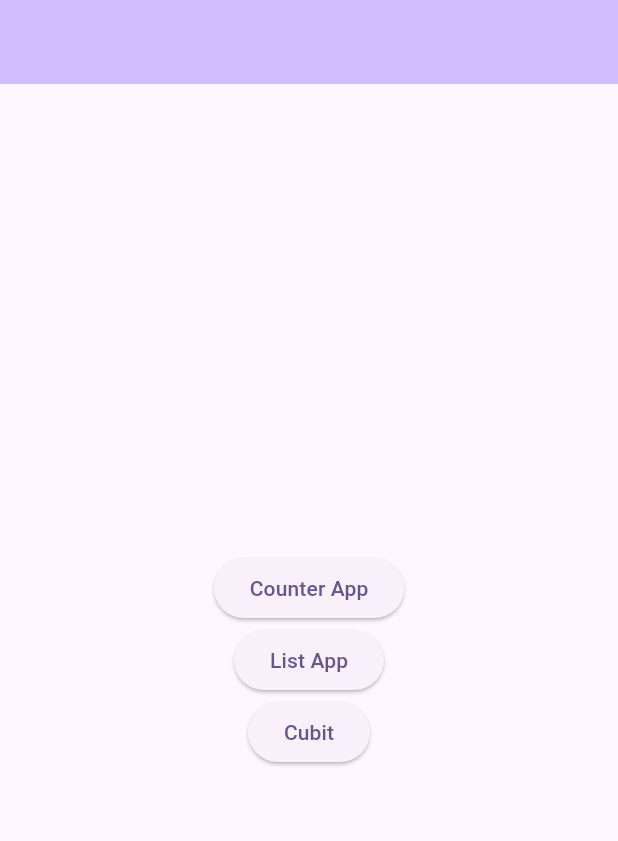
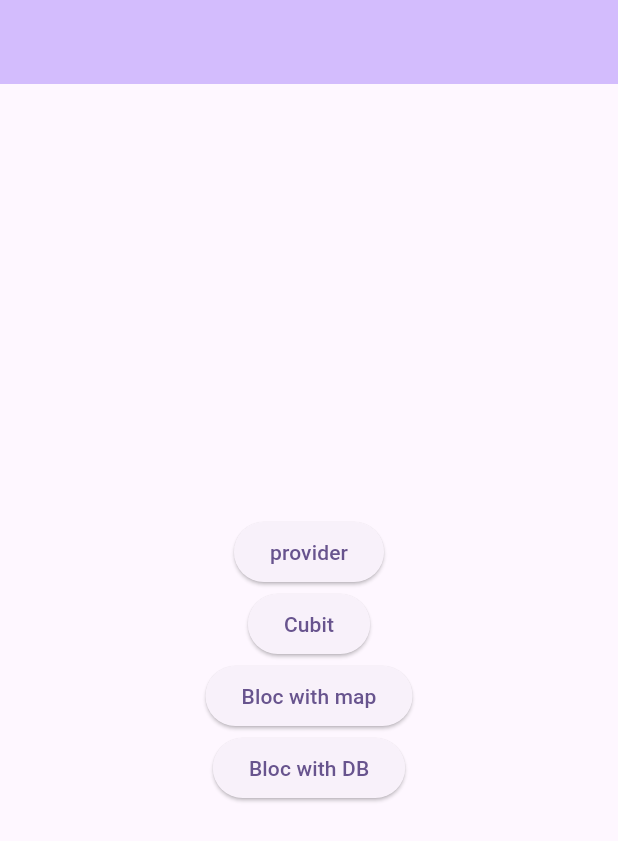
Before and after one commit to bharat-io/state_managment, a Flutter app: the screen it shows after launch, on a phone screen of 412 x 824 dp. Shown: the top 841 px of the screen. Run offline on Flutter 3.47's test engine with Material 3 defaults, Android fonts, the phone set to English and light mode, and no system bars; our stand-ins replace flutter_bloc, sqflite; missing offline and left inert: dart:ffi; accounts and stored records are empty.

Commit message:
bloc with db

```diff
--- /dev/null
+++ b/lib/bloc with Db/bloc/todo_bloc.dart
@@ -0,0 +1,51 @@
+import 'package:counter_app/bloc%20with%20Db/bloc/todo_event.dart';
+import 'package:counter_app/bloc%20with%20Db/bloc/todo_state.dart';
+import 'package:counter_app/bloc%20with%20Db/database/db_service.dart';
+import 'package:flutter_bloc/flutter_bloc.dart';
+import 'package:sqflite/sqflite.dart';
+
+class TodoBloc extends Bloc<TodoEvent, TodoState> {
+  TodoBloc() : super(TodoState(todoData: [])) {
+    DbService dbService = DbService.getInstance();
+
+    on<FetchTodo>(
+      (event, emit) async {
+        List<Map<String, dynamic>> allTodos = await dbService.fetchData();
+        emit(TodoState(todoData: allTodos));
+      },
+    );
+
+    on<AddTodo>(
+      (event, emit) async {
+        bool success = await dbService.addData(
+            title: event.title, description: event.description);
+        if (success) {
+          List<Map<String, dynamic>> allTodos = await dbService.fetchData();
+          emit(TodoState(todoData: allTodos));
+        }
+      },
+    );
+    on<UpdateTodo>(
+      (event, emit) async {
+        bool isSuccess = await dbService.updateData(
+            title: event.title, description: event.description, id: event.id);
+
+        if (isSuccess) {
+          List<Map<String, dynamic>> updatedTodos = await dbService.fetchData();
+          emit(TodoState(todoData: updatedTodos));
+        }
+      },
+    );
+
+    on<DeleteTodo>(
+      (event, emit) async {
+        bool isSuccess = await dbService.deleteData(id: event.id);
+
+        if (isSuccess) {
+          List<Map<String, dynamic>> updatedTodos = await dbService.fetchData();
+          emit(TodoState(todoData: updatedTodos));
+        }
+      },
+    );
+  }
+}
--- /dev/null
+++ b/lib/bloc with Db/bloc/todo_event.dart
@@ -0,0 +1,26 @@
+class TodoEvent {}
+
+class FetchTodo extends TodoEvent {
+  // FetchTodo({required this.todoData});
+  // List<Map<String, dynamic>> todoData;
+}
+
+class AddTodo extends TodoEvent {
+  AddTodo({required this.title, required this.description});
+  final String title;
+  final String description;
+}
+
+class UpdateTodo extends TodoEvent {
+  UpdateTodo(
+      {required this.title, required this.description, required this.id});
+  final String title;
+  final String description;
+  final int id;
+}
+
+class DeleteTodo extends TodoEvent {
+  DeleteTodo({required this.id});
+
+  final int id;
+}
--- /dev/null
+++ b/lib/bloc with Db/bloc/todo_state.dart
@@ -0,0 +1,4 @@
+class TodoState {
+  TodoState({required this.todoData});
+  List<Map<String, dynamic>> todoData;
+}
--- /dev/null
+++ b/lib/bloc with map/database/note_bloc/note_bloc.dart
@@ -0,0 +1,27 @@
+import 'package:counter_app/bloc%20with%20map/database/note_bloc/note_event.dart';
+import 'package:counter_app/bloc%20with%20map/database/note_bloc/note_state.dart';
+import 'package:flutter_bloc/flutter_bloc.dart';
+
+class NoteBloc extends Bloc<NoteEvent, NoteState> {
+  NoteBloc() : super(NoteState(noteList: [])) {
+    on<AddNoteEvent>(
+      (event, emit) {
+        List<Map<String, dynamic>> initialData = state.noteList;
+        initialData.add(event.noteData);
+        emit(NoteState(noteList: initialData));
+      },
+    );
+
+    on<UpdateNoteEvent>((event, emit) {
+      List<Map<String, dynamic>> updatedNotes = state.noteList;
+      updatedNotes[event.index] = event.noteData;
+      emit(NoteState(noteList: updatedNotes));
+    });
+
+    on<DeleteNoteEvent>((event, emit) {
+      List<Map<String, dynamic>> initialData = state.noteList;
+      initialData.removeAt(event.index);
+      emit(NoteState(noteList: initialData));
+    });
+  }
+}
--- /dev/null
+++ b/lib/bloc with map/database/note_bloc/note_event.dart
@@ -0,0 +1,19 @@
+import 'package:flutter/material.dart';
+
+abstract class NoteEvent {}
+
+class AddNoteEvent extends NoteEvent {
+  AddNoteEvent({required this.noteData});
+  Map<String, dynamic> noteData;
+}
+
+class UpdateNoteEvent extends NoteEvent {
+  UpdateNoteEvent({required this.noteData, required this.index});
+  Map<String, dynamic> noteData;
+  int index;
+}
+
+class DeleteNoteEvent extends NoteEvent {
+  DeleteNoteEvent({required this.index});
+  int index;
+}
--- /dev/null
+++ b/lib/bloc with map/database/note_bloc/note_state.dart
@@ -0,0 +1,4 @@
+class NoteState {
+  NoteState({required this.noteList});
+  List<Map<String, dynamic>> noteList;
+}
--- a/lib/home_screen.dart
+++ b/lib/home_screen.dart
@@ -1,9 +1,9 @@
+import 'package:counter_app/bloc%20with%20Db/screen/todo_list_screen.dart';
+import 'package:counter_app/bloc%20with%20map/notelist_screen.dart';
 import 'package:counter_app/cubit/student_list.dart';
-import 'package:counter_app/provider/counter_page.dart';
-import 'package:counter_app/provider/counter_provider.dart';
+
 import 'package:counter_app/provider/employe_data_list.dart';
 import 'package:flutter/material.dart';
-import 'package:provider/provider.dart';
 
 class MyHomePage extends StatefulWidget {
   const MyHomePage({
@@ -26,26 +26,33 @@ class _MyHomePageState extends State<MyHomePage> {
           child: Column(
             mainAxisAlignment: MainAxisAlignment.center,
             children: [
-              ElevatedButton(
-                  onPressed: () {
-                    Navigator.of(context).push(
-                        MaterialPageRoute(builder: (context) => CounterPage()));
-                  },
-                  child: Text("Counter App")),
               SizedBox(width: 10),
               ElevatedButton(
                   onPressed: () {
                     Navigator.of(context).push(
                         MaterialPageRoute(builder: (context) => EmployeData()));
                   },
-                  child: Text("List App")),
+                  child: Text("provider")),
               SizedBox(width: 10),
               ElevatedButton(
                   onPressed: () {
                     Navigator.of(context).push(
                         MaterialPageRoute(builder: (context) => StudentList()));
                   },
-                  child: Text("Cubit"))
+                  child: Text("Cubit")),
+              SizedBox(width: 10),
+              ElevatedButton(
+                  onPressed: () {
+                    Navigator.of(context).push(MaterialPageRoute(
+                        builder: (context) => NotelistScreen()));
+                  },
+                  child: Text("Bloc with map")),
+              ElevatedButton(
+                  onPressed: () {
+                    Navigator.of(context).push(MaterialPageRoute(
+                        builder: (context) => TodoListScreen()));
+                  },
+                  child: Text("Bloc with DB"))
             ],
           ),
         ));
--- a/lib/main.dart
+++ b/lib/main.dart
@@ -1,3 +1,5 @@
+import 'package:counter_app/bloc%20with%20Db/bloc/todo_bloc.dart';
+import 'package:counter_app/bloc%20with%20map/database/note_bloc/note_bloc.dart';
 import 'package:counter_app/cubit/student_cubit.dart';
 import 'package:counter_app/provider/counter_provider.dart';
 import 'package:counter_app/provider/empdata_provider.dart';
@@ -17,12 +19,14 @@ class MyApp extends StatelessWidget {
   Widget build(BuildContext context) {
     return MultiProvider(
       providers: [
-        // ChangeNotifierProvider(
-        //   create: (context) => CounterProvider(),
-        // ),
-        // ChangeNotifierProvider(
-        //   create: (context) => EmpDataProvider(),
-        // ),
+        BlocProvider(create: (context) => TodoBloc()),
+        BlocProvider(create: (context) => NoteBloc()),
+        ChangeNotifierProvider(
+          create: (context) => CounterProvider(),
+        ),
+        ChangeNotifierProvider(
+          create: (context) => EmpDataProvider(),
+        ),
         BlocProvider(create: (context) => StudentCubit())
       ],
       child: MaterialApp(
```
Also changed, not shown: lib/bloc with Db/database/db_service.dart (added, +79 -0 lines), lib/bloc with Db/screen/addtodo_screen.dart (added, +63 -0 lines), lib/bloc with Db/screen/todo_list_screen.dart (added, +114 -0 lines), lib/bloc with Db/screen/updateTodo_screen.dart (added, +79 -0 lines), lib/bloc with map/database/addNote_screen.dart (added, +85 -0 lines), lib/bloc with map/notelist_screen.dart (added, +100 -0 lines), lib/bloc with map/database/db_service.dart (added).
